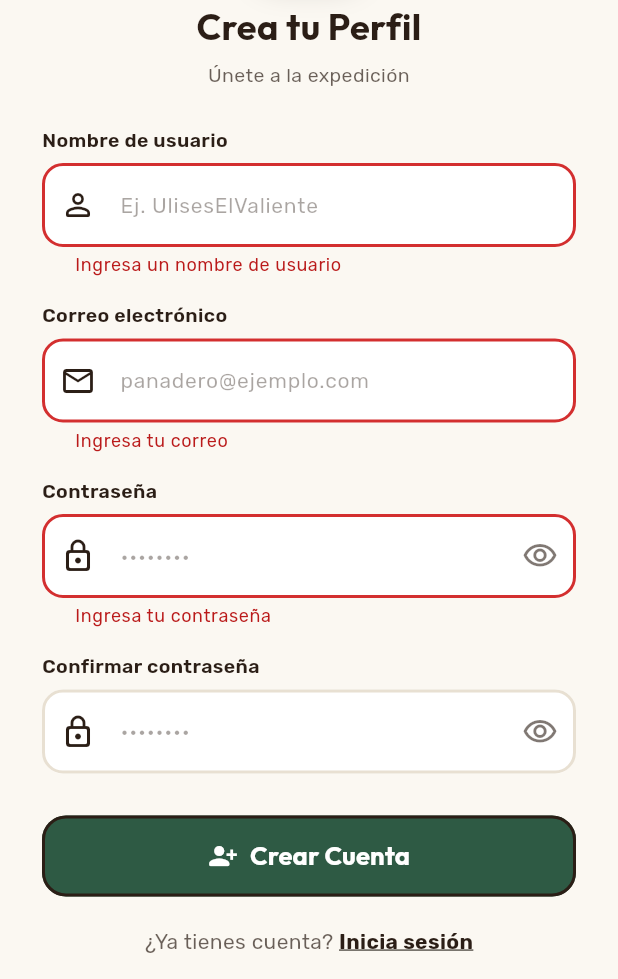
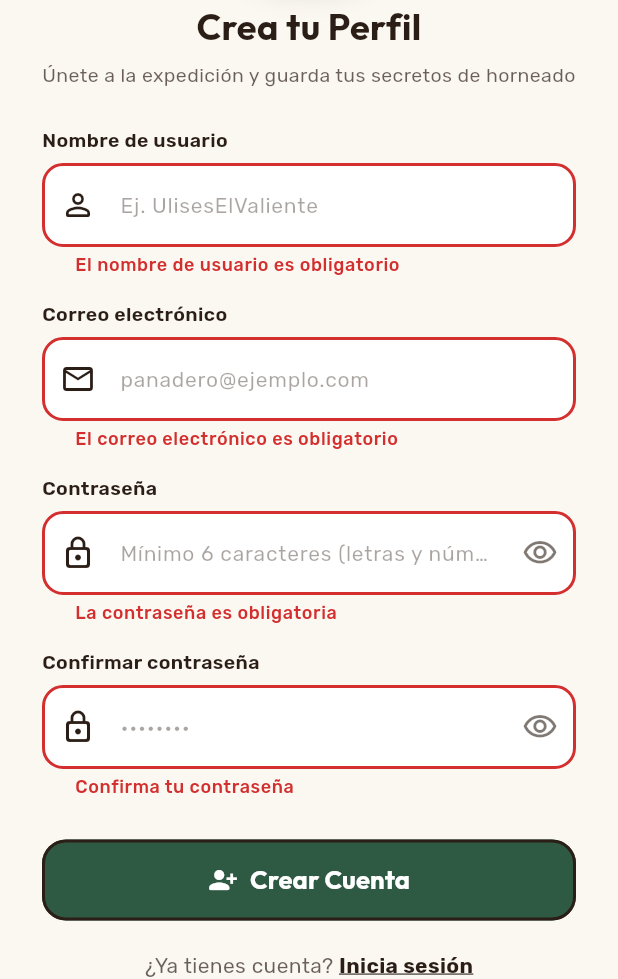
Before and after one commit to emmto/odisea-wiki-app, a Flutter app: the SignUpScreen screen opened directly, after a tap on "Crear Cuenta", on a phone screen of 412 x 824 dp, the part 257-1236 px from its top. Run offline on Flutter 3.47's test engine with Material 3 defaults, Android fonts, the phone set to English and light mode, and no system bars; our stand-ins replace cloud_firestore, firebase_auth, firebase_core, google_fonts; accounts and stored records are empty.

Commit message:
app blindada con validaciones en el registro de usuarios

```diff
--- /dev/null
+++ b/lib/core/utils/validation_utils.dart
@@ -0,0 +1,101 @@
+class ValidationUtils {
+  // Regex estándar para validación estricta de correo electrónico
+  static final RegExp _emailRegExp = RegExp(
+    r'^[a-zA-Z0-9.!#$%&’*+/=?^_`{|}~-]+@[a-zA-Z0-9-]+(?:\.[a-zA-Z0-9-]+)+$',
+  );
+
+  // Regex para nombre de usuario: letras (con acentos/ñ), números y espacios simples intermedios (sin emojis ni símbolos)
+  static final RegExp _usernameRegExp = RegExp(
+    r'^[a-zA-Z0-9áéíóúÁÉÍÓÚñÑ]+(?: [a-zA-Z0-9áéíóúÁÉÍÓÚñÑ]+)*$',
+  );
+
+  // Validador de Nombre de Usuario
+  static String? validateUsername(String? value) {
+    if (value == null || value.trim().isEmpty) {
+      return 'El nombre de usuario es obligatorio';
+    }
+    final trimmed = value.trim();
+    if (trimmed.length < 3) {
+      return 'Debe tener al menos 3 caracteres';
+    }
+    if (trimmed.length > 25) {
+      return 'No puede superar los 25 caracteres';
+    }
+    if (value.startsWith(' ') || value.endsWith(' ')) {
+      return 'No debe iniciar ni terminar con espacios';
+    }
+    if (value.contains('  ')) {
+      return 'No debe contener espacios dobles consecutivos';
+    }
+    if (!_usernameRegExp.hasMatch(trimmed)) {
+      return 'Solo letras, números y espacios simples (sin emojis ni símbolos)';
+    }
+    return null;
+  }
+
+  // Validador de Correo Electrónico
+  static String? validateEmail(String? value) {
+    if (value == null || value.trim().isEmpty) {
+      return 'El correo electrónico es obligatorio';
+    }
+    final trimmed = value.trim();
+    if (trimmed.contains(' ')) {
+      return 'El correo no puede contener espacios';
+    }
+    if (!_emailRegExp.hasMatch(trimmed)) {
+      return 'Ingresa un formato de correo válido';
+    }
+    return null;
+  }
+
+  // Validador de Contraseña en Registro (Más estricto)
+  static String? validateSignUpPassword(String? value) {
+    if (value == null || value.isEmpty) {
+      return 'La contraseña es obligatoria';
+    }
+    if (value.trim().isEmpty) {
+      return 'La contraseña no puede consistir solo de espacios';
+    }
+    if (value.contains(' ')) {
+      return 'La contraseña no puede contener espacios';
+    }
+    if (value.length < 6) {
+      return 'Mínimo 6 caracteres';
+    }
+    if (value.length > 32) {
+      return 'Máximo 32 caracteres';
+    }
+    // Verificar que contenga al menos una letra y un número
+    final hasLetter = RegExp(r'[a-zA-Z]').hasMatch(value);
+    final hasDigit = RegExp(r'[0-9]').hasMatch(value);
+    if (!hasLetter || !hasDigit) {
+      return 'Debe contener al menos una letra y un número';
+    }
+    return null;
+  }
+
+  // Validador de Contraseña en Login
+  static String? validateSignInPassword(String? value) {
+    if (value == null || value.isEmpty) {
+      return 'Ingresa tu contraseña';
+    }
+    if (value.trim().isEmpty) {
+      return 'Ingresa una contraseña válida';
+    }
+    if (value.length < 6) {
+      return 'Mínimo 6 caracteres';
+    }
+    return null;
+  }
+
+  // Validador de Confirmación de Contraseña
+  static String? validateConfirmPassword(String? value, String originalPassword) {
+    if (value == null || value.isEmpty) {
+      return 'Confirma tu contraseña';
+    }
+    if (value != originalPassword) {
+      return 'Las contraseñas no coinciden';
+    }
+    return null;
+  }
+}
--- a/lib/screens/auth/sign_up_screen.dart
+++ b/lib/screens/auth/sign_up_screen.dart
@@ -1,6 +1,8 @@
 import 'package:flutter/material.dart';
+import 'package:flutter/services.dart';
 import 'package:google_fonts/google_fonts.dart';
 import '../../core/theme/app_colors.dart';
+import '../../core/utils/validation_utils.dart';
 import '../../services/auth_service.dart';
 import '../../widgets/odisea_button.dart';
 import '../../widgets/odisea_logo_badge.dart';
@@ -35,6 +37,9 @@ class _SignUpScreenState extends State<SignUpScreen> {
   }
 
   Future<void> _handleSignUp() async {
+    if (_isLoading) return; // Prevenir múltiples envíos por doble click
+    FocusScope.of(context).unfocus(); // Ocultar teclado
+
     if (!_formKey.currentState!.validate()) return;
 
     setState(() {
@@ -44,12 +49,11 @@ class _SignUpScreenState extends State<SignUpScreen> {
 
     try {
       await _authService.signUpWithEmail(
-        username: _usernameController.text,
-        email: _emailController.text,
+        username: _usernameController.text.trim(),
+        email: _emailController.text.trim().toLowerCase(),
         password: _passwordController.text,
       );
       if (mounted) {
-        // Redirige al inicio limpiando el historial de navegación
         Navigator.of(context).popUntil((route) => route.isFirst);
       }
     } catch (e) {
@@ -91,6 +95,7 @@ class _SignUpScreenState extends State<SignUpScreen> {
       body: SafeArea(
         child: Center(
           child: SingleChildScrollView(
+            physics: const BouncingScrollPhysics(),
             padding: const EdgeInsets.symmetric(horizontal: 28.0, vertical: 20.0),
             child: Form(
               key: _formKey,
@@ -111,7 +116,7 @@ class _SignUpScreenState extends State<SignUpScreen> {
                   ),
                   const SizedBox(height: 6),
                   Text(
-                    'Únete a la expedición',
+                    'Únete a la expedición y guarda tus secretos de horneado',
                     textAlign: TextAlign.center,
                     style: GoogleFonts.rubik(
                       fontSize: 13,
@@ -120,7 +125,7 @@ class _SignUpScreenState extends State<SignUpScreen> {
                   ),
                   const SizedBox(height: 24),
 
-                  // Banner de error si falla
+                  // Banner de error si falla Firebase
                   if (_errorMessage != null) ...[
                     Container(
                       padding: const EdgeInsets.all(12),
@@ -161,20 +166,18 @@ class _SignUpScreenState extends State<SignUpScreen> {
                   const SizedBox(height: 6),
                   TextFormField(
                     controller: _usernameController,
+                    textInputAction: TextInputAction.next,
+                    autovalidateMode: AutovalidateMode.onUserInteraction,
                     style: GoogleFonts.rubik(color: AppColors.darkBrown),
+                    inputFormatters: [
+                      LengthLimitingTextInputFormatter(25),
+                      FilteringTextInputFormatter.allow(RegExp(r'[a-zA-Z0-9áéíóúÁÉÍÓÚñÑ_ ]')),
+                    ],
                     decoration: const InputDecoration(
                       hintText: 'Ej. UlisesElValiente',
                       prefixIcon: Icon(Icons.person_outline_rounded, color: AppColors.darkBrown),
                     ),
-                    validator: (val) {
-                      if (val == null || val.trim().isEmpty) {
-                        return 'Ingresa un nombre de usuario';
-                      }
-                      if (val.trim().length < 3) {
-                        return 'Mínimo 3 caracteres';
-                      }
-                      return null;
-                    },
+                    validator: ValidationUtils.validateUsername,
                   ),
                   const SizedBox(height: 16),
 
@@ -191,20 +194,18 @@ class _SignUpScreenState extends State<SignUpScreen> {
                   TextFormField(
                     controller: _emailController,
                     keyboardType: TextInputType.emailAddress,
+                    textInputAction: TextInputAction.next,
+                    autovalidateMode: AutovalidateMode.onUserInteraction,
                     style: GoogleFonts.rubik(color: AppColors.darkBrown),
+                    inputFormatters: [
+                      // No permitir espacios bajo ninguna circunstancia
+                      FilteringTextInputFormatter.deny(RegExp(r'\s')),
+                    ],
                     decoration: const InputDecoration(
                       hintText: 'panadero@ejemplo.com',
                       prefixIcon: Icon(Icons.email_outlined, color: AppColors.darkBrown),
                     ),
-                    validator: (val) {
-                      if (val == null || val.trim().isEmpty) {
-                        return 'Ingresa tu correo';
-                      }
-                      if (!val.contains('@') || !val.contains('.')) {
-                        return 'Ingresa un correo válido';
-                      }
-                      return null;
-                    },
+                    validator: ValidationUtils.validateEmail,
                   ),
                   const SizedBox(height: 16),
 
@@ -221,9 +222,16 @@ class _SignUpScreenState extends State<SignUpScreen> {
                   TextFormField(
                     controller: _passwordController,
                     obscureText: _obscurePassword,
+                    textInputAction: TextInputAction.next,
+                    autovalidateMode: AutovalidateMode.onUserInteraction,
                     style: GoogleFonts.rubik(color: AppColors.darkBrown),
+                    inputFormatters: [
+                      LengthLimitingTextInputFormatter(32),
+                      // Bloquear espacios en la contraseña
+                      FilteringTextInputFormatter.deny(RegExp(r'\s')),
+                    ],
                     decoration: InputDecoration(
-                      hintText: '••••••••',
+                      hintText: 'Mínimo 6 caracteres (letras y números)',
                       prefixIcon: const Icon(Icons.lock_outline_rounded, color: AppColors.darkBrown),
                       suffixIcon: IconButton(
                         icon: Icon(
@@ -237,15 +245,7 @@ class _SignUpScreenState extends State<SignUpScreen> {
                         },
                       ),
                     ),
-                    validator: (val) {
-                      if (val == null || val.isEmpty) {
-                        return 'Ingresa tu contraseña';
-                      }
-                      if (val.length < 6) {
-                        return 'Mínimo 6 caracteres';
-                      }
-                      return null;
-                    },
+                    validator: ValidationUtils.validateSignUpPassword,
                   ),
                   const SizedBox(height: 16),
 
@@ -262,7 +262,14 @@ class _SignUpScreenState extends State<SignUpScreen> {
                   TextFormField(
                     controller: _confirmPasswordController,
                     obscureText: _obscureConfirm,
+                    textInputAction: TextInputAction.done,
+                    onFieldSubmitted: (_) => _handleSignUp(),
+                    autovalidateMode: AutovalidateMode.onUserInteraction,
                     style: GoogleFonts.rubik(color: AppColors.darkBrown),
+                    inputFormatters: [
+                      LengthLimitingTextInputFormatter(32),
+                      FilteringTextInputFormatter.deny(RegExp(r'\s')),
+                    ],
                     decoration: InputDecoration(
                       hintText: '••••••••',
                       prefixIcon: const Icon(Icons.lock_outline_rounded, color: AppColors.darkBrown),
@@ -278,12 +285,7 @@ class _SignUpScreenState extends State<SignUpScreen> {
                         },
                       ),
                     ),
-                    validator: (val) {
-                      if (val != _passwordController.text) {
-                        return 'Las contraseñas no coinciden';
-                      }
-                      return null;
-                    },
+                    validator: (val) => ValidationUtils.validateConfirmPassword(val, _passwordController.text),
                   ),
                   const SizedBox(height: 28),
 
```
Also changed, not shown: lib/core/theme/app_theme.dart (+7 -0 lines), lib/screens/auth/forgot_password_screen.dart (+15 -14 lines), lib/screens/auth/sign_in_screen.dart (+29 -29 lines), assets/images/panaderia_bg.png (added), 1 other file.
